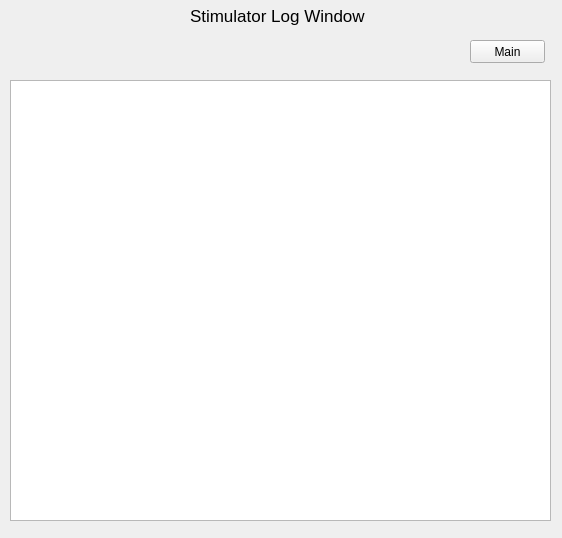
The window that POML060_v1/stimulatorlogwindow.ui (viniltc/POML060) describes before a commit, drawn with Qt 5.
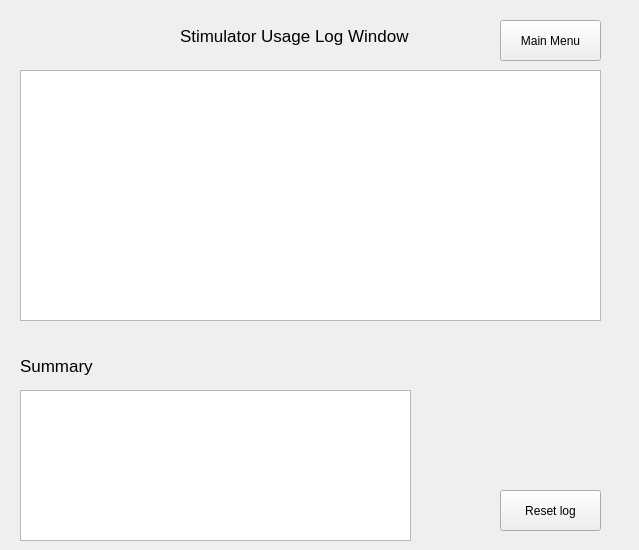
The same window after the commit.

Commit message: Whole new log window implimentation

Diff of the .ui file:
```diff
--- a/POML060_v1/stimulatorlogwindow.ui
+++ b/POML060_v1/stimulatorlogwindow.ui
@@ -6,8 +6,8 @@
    <rect>
     <x>0</x>
     <y>0</y>
-    <width>562</width>
-    <height>538</height>
+    <width>639</width>
+    <height>550</height>
    </rect>
   </property>
   <property name="windowTitle">
@@ -16,19 +16,19 @@
   <widget class="QTextBrowser" name="textBrowser">
    <property name="geometry">
     <rect>
-     <x>10</x>
-     <y>80</y>
-     <width>541</width>
-     <height>441</height>
+     <x>20</x>
+     <y>70</y>
+     <width>581</width>
+     <height>251</height>
     </rect>
    </property>
   </widget>
   <widget class="QLabel" name="label">
    <property name="geometry">
     <rect>
-     <x>190</x>
-     <y>0</y>
-     <width>191</width>
+     <x>180</x>
+     <y>20</y>
+     <width>231</width>
      <height>31</height>
     </rect>
    </property>
@@ -38,20 +38,61 @@
     </font>
    </property>
    <property name="text">
-    <string>Stimulator Log Window</string>
+    <string>Stimulator Usage Log Window</string>
    </property>
   </widget>
   <widget class="QPushButton" name="pushButton">
    <property name="geometry">
     <rect>
-     <x>470</x>
-     <y>40</y>
-     <width>75</width>
-     <height>23</height>
+     <x>500</x>
+     <y>20</y>
+     <width>101</width>
+     <height>41</height>
     </rect>
    </property>
    <property name="text">
-    <string>Main</string>
+    <string>Main Menu</string>
+   </property>
+  </widget>
+  <widget class="QPushButton" name="pushButton_3">
+   <property name="geometry">
+    <rect>
+     <x>500</x>
+     <y>490</y>
+     <width>101</width>
+     <height>41</height>
+    </rect>
+   </property>
+   <property name="text">
+    <string>Reset log</string>
+   </property>
+  </widget>
+  <widget class="QTableWidget" name="tableWidget">
+   <property name="geometry">
+    <rect>
+     <x>20</x>
+     <y>390</y>
+     <width>391</width>
+     <height>151</height>
+    </rect>
+   </property>
+  </widget>
+  <widget class="QLabel" name="label_2">
+   <property name="geometry">
+    <rect>
+     <x>20</x>
+     <y>350</y>
+     <width>231</width>
+     <height>31</height>
+    </rect>
+   </property>
+   <property name="font">
+    <font>
+     <pointsize>13</pointsize>
+    </font>
+   </property>
+   <property name="text">
+    <string>Summary</string>
    </property>
   </widget>
  </widget>
```
The commit also changes 9 other files.
